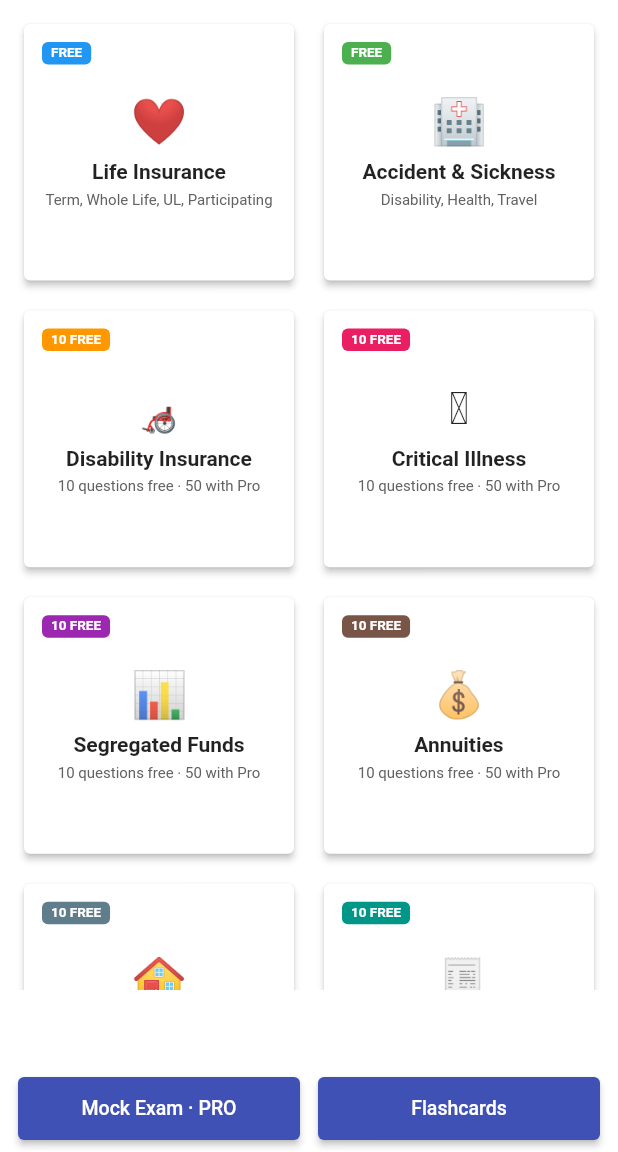
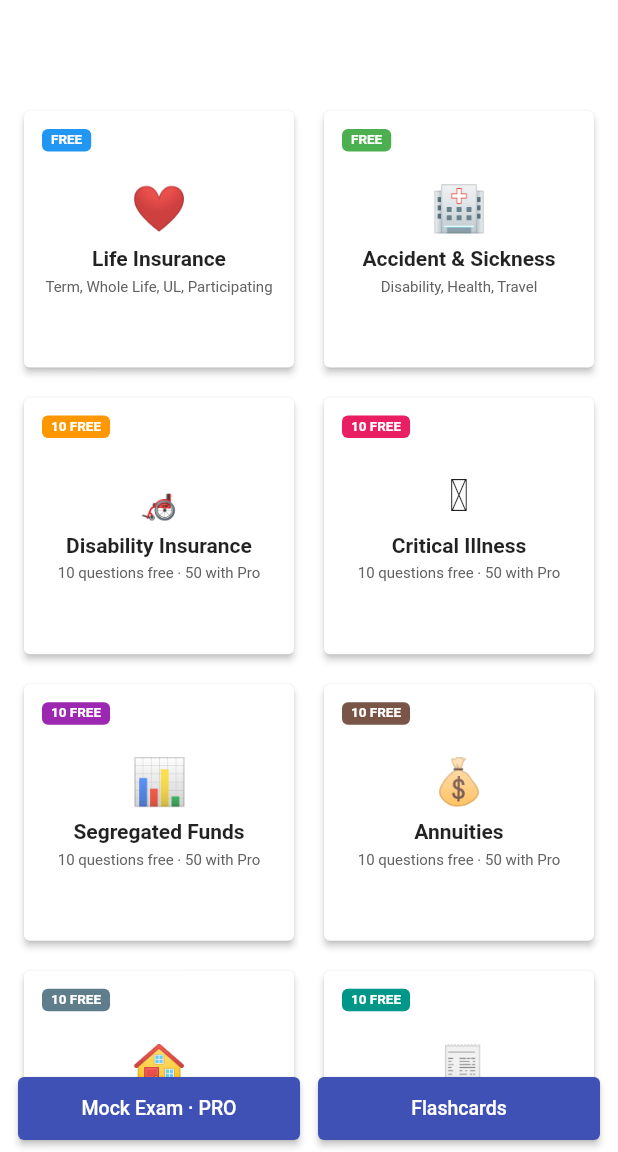
Before and after one commit to Shampat/hllqp-prep, a Flutter app: the screen it shows after launch, on a phone screen of 412 x 824 dp, the part 84-1236 px from its top. Run offline on Flutter 3.47's test engine with Material 3 defaults, Android fonts, the phone set to English and light mode, and no system bars; our stand-ins replace google_mobile_ads, in_app_purchase, shared_preferences; network calls fail.

Commit message:
Move home banner above scrollable modules

```diff
--- a/lib/screens/home_screen.dart
+++ b/lib/screens/home_screen.dart
@@ -24,9 +24,15 @@ class HomeScreen extends StatelessWidget {
       body: SafeArea(
         child: Column(
           children: [
+            // Keep the ad outside the scrolling module grid so cards can never
+            // move behind or underneath the ad surface.
+            const Padding(
+              padding: EdgeInsets.symmetric(vertical: 8),
+              child: BannerAdWidget(),
+            ),
             Expanded(
               child: GridView.builder(
-                padding: const EdgeInsets.all(12),
+                padding: const EdgeInsets.fromLTRB(12, 4, 12, 12),
                 gridDelegate: const SliverGridDelegateWithFixedCrossAxisCount(
                   crossAxisCount: 2,
                   crossAxisSpacing: 12,
@@ -101,8 +107,6 @@ class HomeScreen extends StatelessWidget {
                 },
               ),
             ),
-            const BannerAdWidget(),
-            const SizedBox(height: 8),
             Padding(
               padding: const EdgeInsets.fromLTRB(12, 0, 12, 8),
               child: Row(
```
